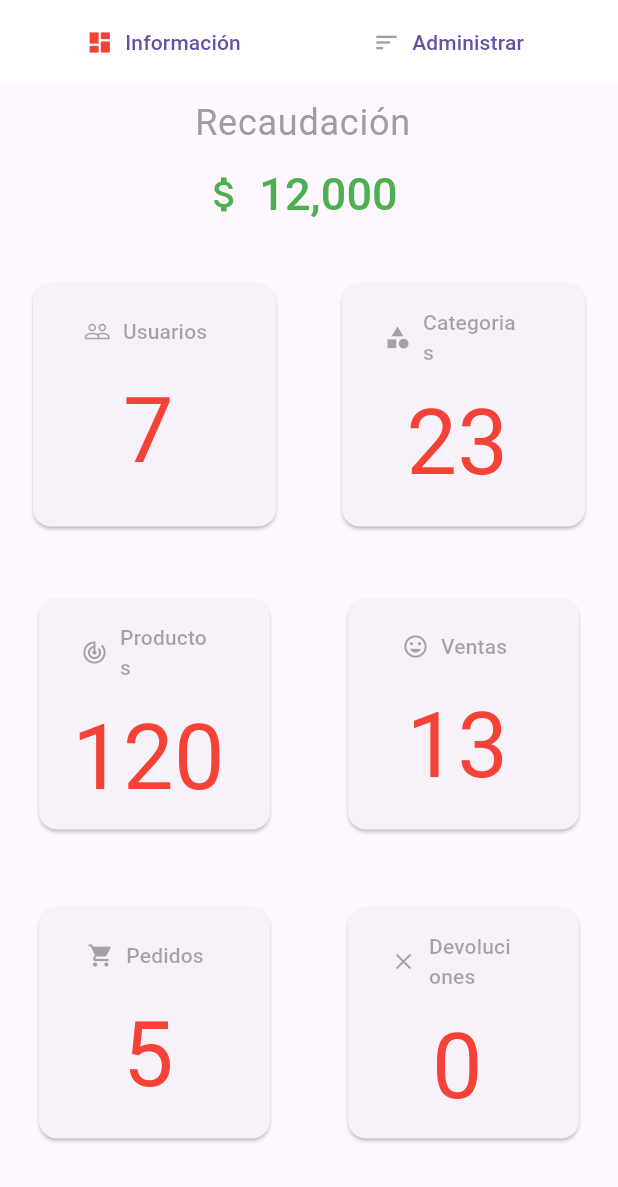
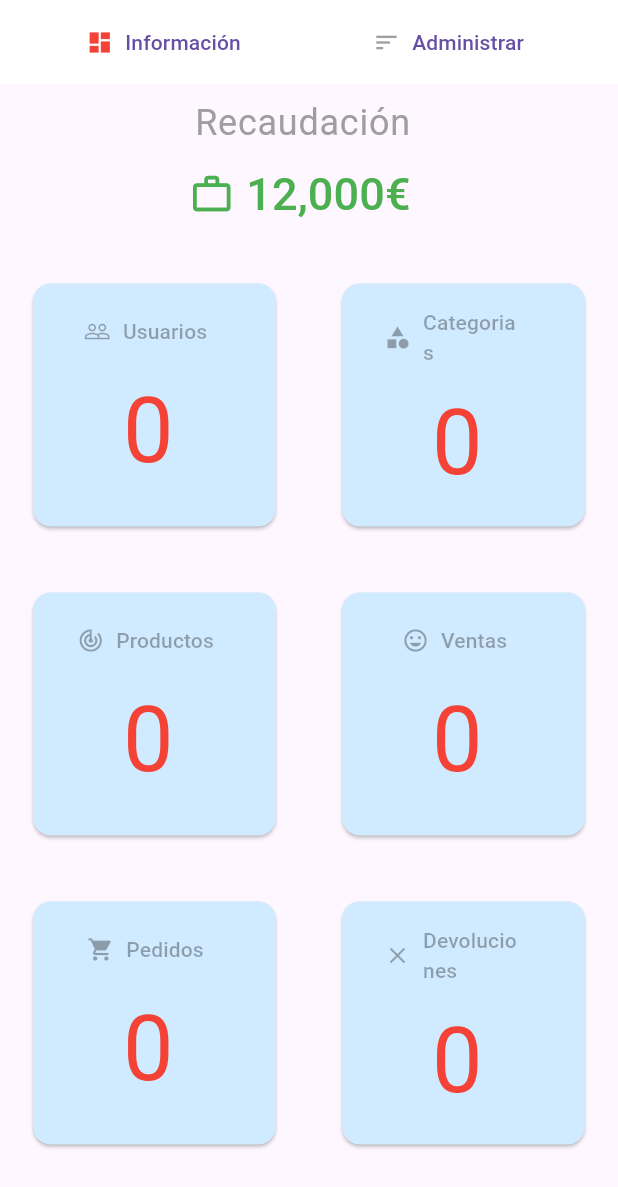
Before and after one commit to vctorr1/tienda3_admin, a Flutter app: the screen it shows after launch, on a phone screen of 412 x 824 dp. Shown: the top 1187 px of the screen. Run offline on Flutter 3.47's test engine with Material 3 defaults, Android fonts, the light colour scheme and no system bars; our stand-ins replace cloud_firestore, firebase_core, firebase_storage, image_picker; accounts and stored records are empty.

Commit message:
panel de administración

```diff
--- a/lib/model/category.dart
+++ b/lib/model/category.dart
@@ -28,4 +28,9 @@ class CategoryService {
   Future<void> deleteCategory(String categoryId) {
     return _firestore.collection(ref).doc(categoryId).delete();
   }
+
+  Future<int> getCategoryCount() async {
+    QuerySnapshot snapshot = await _firestore.collection(ref).get();
+    return snapshot.docs.length;
+  }
 }
--- /dev/null
+++ b/lib/model/order.dart
@@ -0,0 +1,12 @@
+import 'package:cloud_firestore/cloud_firestore.dart';
+import 'package:uuid/uuid.dart';
+
+class OrderService {
+  FirebaseFirestore _firestore = FirebaseFirestore.instance;
+  String ref = 'pedidos';
+
+  Future<int> getOrderCount() async {
+    QuerySnapshot snapshot = await _firestore.collection(ref).get();
+    return snapshot.docs.length;
+  }
+}
--- a/lib/model/product.dart
+++ b/lib/model/product.dart
@@ -24,4 +24,9 @@ class ProductService {
   Future<void> updateProduct(String productId, Map<String, dynamic> data) {
     return _firestore.collection(ref).doc(productId).update(data);
   }
+
+  Future<int> getProductCount() async {
+    QuerySnapshot snapshot = await _firestore.collection(ref).get();
+    return snapshot.docs.length;
+  }
 }
--- /dev/null
+++ b/lib/model/user.dart
@@ -0,0 +1,12 @@
+import 'package:cloud_firestore/cloud_firestore.dart';
+import 'package:uuid/uuid.dart';
+
+class UserService {
+  FirebaseFirestore _firestore = FirebaseFirestore.instance;
+  String ref = 'usuarios';
+
+  Future<int> getUserCount() async {
+    QuerySnapshot snapshot = await _firestore.collection(ref).get();
+    return snapshot.docs.length;
+  }
+}
--- a/lib/views/admin.dart
+++ b/lib/views/admin.dart
@@ -1,11 +1,14 @@
 import 'package:flutter/material.dart';
-//import 'package:fluttertoast/fluttertoast.dart';
+import 'package:cloud_firestore/cloud_firestore.dart';
 import 'package:tienda3_admin/views/add_product.dart';
 import 'package:tienda3_admin/views/productlistview.dart';
 import '../model/category.dart';
 import '../model/brand.dart';
 import 'package:tienda3_admin/views/brandlistview.dart';
 import 'package:tienda3_admin/views/categorylistview.dart';
+import '../model/user.dart';
+import '../model/order.dart';
+import '../model/product.dart';
 
 enum Page { dashboard, manage }
 
@@ -24,6 +27,9 @@ class _AdminState extends State<Admin> {
   GlobalKey<FormState> _brandFormKey = GlobalKey();
   BrandService _brandService = BrandService();
   CategoryService _categoryService = CategoryService();
+  ProductService _productService = ProductService();
+  UserService _userService = UserService();
+  OrderService _orderService = OrderService();
 
   @override
   Widget build(BuildContext context) {
@@ -65,19 +71,31 @@ class _AdminState extends State<Admin> {
   Widget _loadScreen() {
     switch (_selectedPage) {
       case Page.dashboard:
+        return FutureBuilder(
+          future: _loadDashboardData(),
+          builder: (context, AsyncSnapshot<Map<String, int>> snapshot) {
+            if (snapshot.connectionState == ConnectionState.waiting) {
+              return Center(child: CircularProgressIndicator());
+            } else if (snapshot.hasError) {
+              return Center(child: Text("Error: ${snapshot.error}"));
+            } else if (!snapshot.hasData) {
+              return Center(child: Text("No se pudieron cargar los datos"));
+            } else {
+              var data = snapshot.data!;
               return Column(
                 children: <Widget>[
                   ListTile(
                     subtitle: TextButton.icon(
                       onPressed: null,
                       icon: Icon(
-                  Icons.attach_money,
+                        Icons.work_outline,
                         size: 30.0,
                         color: Colors.green,
                       ),
-                label: Text('12,000',
+                      label: Text('12,000€',
                           textAlign: TextAlign.center,
-                    style: TextStyle(fontSize: 30.0, color: Colors.green)),
+                          style:
+                              TextStyle(fontSize: 30.0, color: Colors.green)),
                     ),
                     title: Text(
                       'Recaudación',
@@ -90,102 +108,26 @@ class _AdminState extends State<Admin> {
                       gridDelegate: SliverGridDelegateWithFixedCrossAxisCount(
                           crossAxisCount: 2),
                       children: <Widget>[
-                  Padding(
-                    padding: const EdgeInsets.all(18.0),
-                    child: Card(
-                      child: ListTile(
-                          title: TextButton.icon(
-                              onPressed: null,
-                              icon: Icon(Icons.people_outline),
-                              label: Text("Usuarios")),
-                          subtitle: Text(
-                            '7',
-                            textAlign: TextAlign.center,
-                            style: TextStyle(color: active, fontSize: 60.0),
-                          )),
-                    ),
-                  ),
-                  Padding(
-                    padding: const EdgeInsets.all(18.0),
-                    child: Card(
-                      child: ListTile(
-                          title: TextButton.icon(
-                              onPressed: null,
-                              icon: Icon(Icons.category),
-                              label: Text("Categorias")),
-                          subtitle: Text(
-                            '23',
-                            textAlign: TextAlign.center,
-                            style: TextStyle(color: active, fontSize: 60.0),
-                          )),
-                    ),
-                  ),
-                  Padding(
-                    padding: const EdgeInsets.all(22.0),
-                    child: Card(
-                      child: ListTile(
-                          title: TextButton.icon(
-                              onPressed: null,
-                              icon: Icon(Icons.track_changes),
-                              label: Text("Productos")),
-                          subtitle: Text(
-                            '120',
-                            textAlign: TextAlign.center,
-                            style: TextStyle(color: active, fontSize: 60.0),
-                          )),
-                    ),
-                  ),
-                  Padding(
-                    padding: const EdgeInsets.all(22.0),
-                    child: Card(
-                      child: ListTile(
-                          title: TextButton.icon(
-                              onPressed: null,
-                              icon: Icon(Icons.tag_faces),
-                              label: Text("Ventas")),
-                          subtitle: Text(
-                            '13',
-                            textAlign: TextAlign.center,
-                            style: TextStyle(color: active, fontSize: 60.0),
-                          )),
-                    ),
-                  ),
-                  Padding(
-                    padding: const EdgeInsets.all(22.0),
-                    child: Card(
-                      child: ListTile(
-                          title: TextButton.icon(
-                              onPressed: null,
-                              icon: Icon(Icons.shopping_cart),
-                              label: Text("Pedidos")),
-                          subtitle: Text(
-                            '5',
-                            textAlign: TextAlign.center,
-                            style: TextStyle(color: active, fontSize: 60.0),
-                          )),
-                    ),
-                  ),
-                  Padding(
-                    padding: const EdgeInsets.all(22.0),
-                    child: Card(
-                      child: ListTile(
-                          title: TextButton.icon(
-                              onPressed: null,
-                              icon: Icon(Icons.close),
-                              label: Text("Devoluciones")),
-                          subtitle: Text(
-                            '0',
-                            textAlign: TextAlign.center,
-                            style: TextStyle(color: active, fontSize: 60.0),
-                          )),
-                    ),
-                  ),
+                        _buildDashboardCard("Usuarios", Icons.people_outline,
+                            data['usuarios']!),
+                        _buildDashboardCard(
+                            "Categorias", Icons.category, data['categorias']!),
+                        _buildDashboardCard("Productos", Icons.track_changes,
+                            data['productos']!),
+                        _buildDashboardCard(
+                            "Ventas", Icons.tag_faces, data['ventas']!),
+                        _buildDashboardCard(
+                            "Pedidos", Icons.shopping_cart, data['pedidos']!),
+                        _buildDashboardCard(
+                            "Devoluciones", Icons.close, data['devoluciones']!),
                       ],
                     ),
                   ),
                 ],
               );
-        break;
+            }
+          },
+        );
       case Page.manage:
         return ListView(
           children: <Widget>[
@@ -245,10 +187,47 @@ class _AdminState extends State<Admin> {
             Divider(),
           ],
         );
-        break;
       default:
         return Container();
     }
+  }
+
+  Widget _buildDashboardCard(String title, IconData icon, int count) {
+    return Padding(
+      padding: const EdgeInsets.all(18.0),
+      child: Card(
+        color: Color.fromARGB(255, 208, 235, 255),
+        child: ListTile(
+          title: TextButton.icon(
+              onPressed: null, icon: Icon(icon), label: Text(title)),
+          subtitle: Text(
+            '$count',
+            textAlign: TextAlign.center,
+            style: TextStyle(color: active, fontSize: 60.0),
+          ),
+        ),
+      ),
+    );
+  }
+
+  Future<Map<String, int>> _loadDashboardData() async {
+    int usuarios = await _userService.getUserCount();
+    int categorias = await _categoryService.getCategoryCount();
+    int productos = await _productService.getProductCount();
+    int ventas =
+        0; //Ejemplo, por hacer una vez sea decidido el sistema de compra
+    int pedidos = await _orderService.getOrderCount();
+    int devoluciones =
+        0; //Ejemplo, por hacer una vez sea decidido el sistema de compra
+
+    return {
+      'usuarios': usuarios,
+      'categorias': categorias,
+      'productos': productos,
+      'ventas': ventas,
+      'pedidos': pedidos,
+      'devoluciones': devoluciones
+    };
   }
 
   void _categoryAlert() {
@@ -268,7 +247,7 @@ class _AdminState extends State<Admin> {
       actions: <Widget>[
         TextButton(
             onPressed: () {
-              if (categoryController.text != null) {
+              if (categoryController.text.isNotEmpty) {
                 _categoryService.createCategory(categoryController.text);
               }
 //          Fluttertoast.showToast(msg: 'category created');
@@ -294,7 +273,7 @@ class _AdminState extends State<Admin> {
           controller: brandController,
           validator: (value) {
             if (value!.isEmpty) {
-              return 'La categoría no puede estar vacía';
+              return 'La marca no puede estar vacía';
             }
           },
           decoration: InputDecoration(hintText: "Añadir marca"),
@@ -303,7 +282,7 @@ class _AdminState extends State<Admin> {
       actions: <Widget>[
         TextButton(
             onPressed: () {
-              if (brandController.text != null) {
+              if (brandController.text.isNotEmpty) {
                 _brandService.createBrand(brandController.text);
               }
 //          Fluttertoast.showToast(msg: 'brand added');
```
Lines whose indentation alone changed are shown as unchanged.
